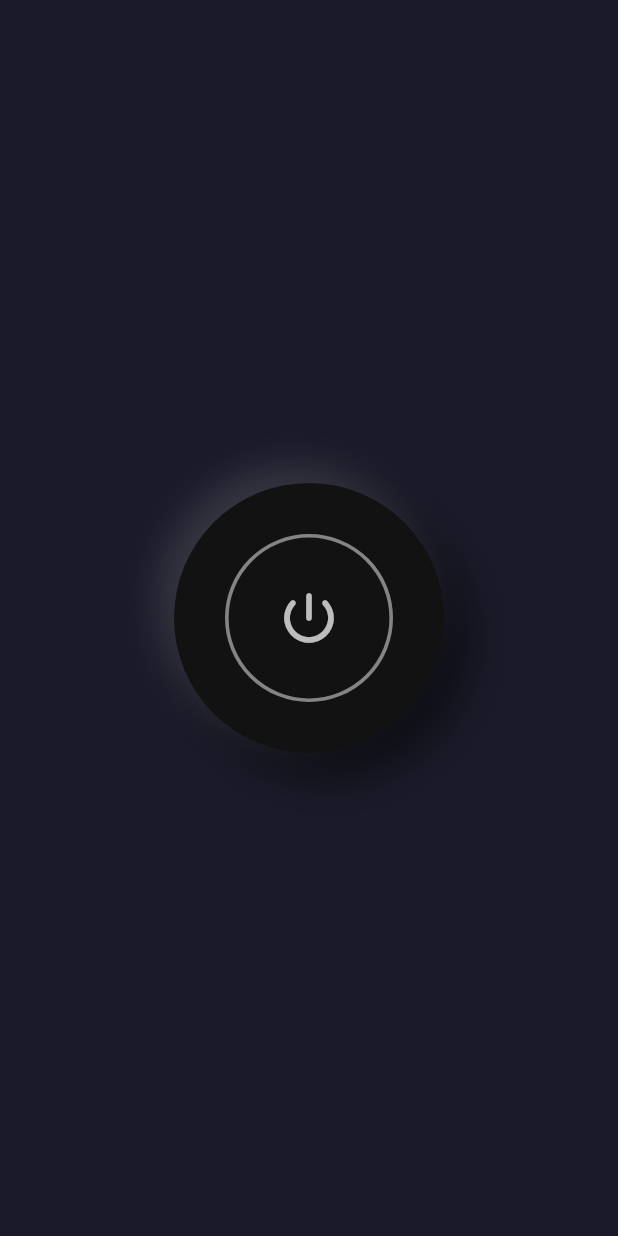
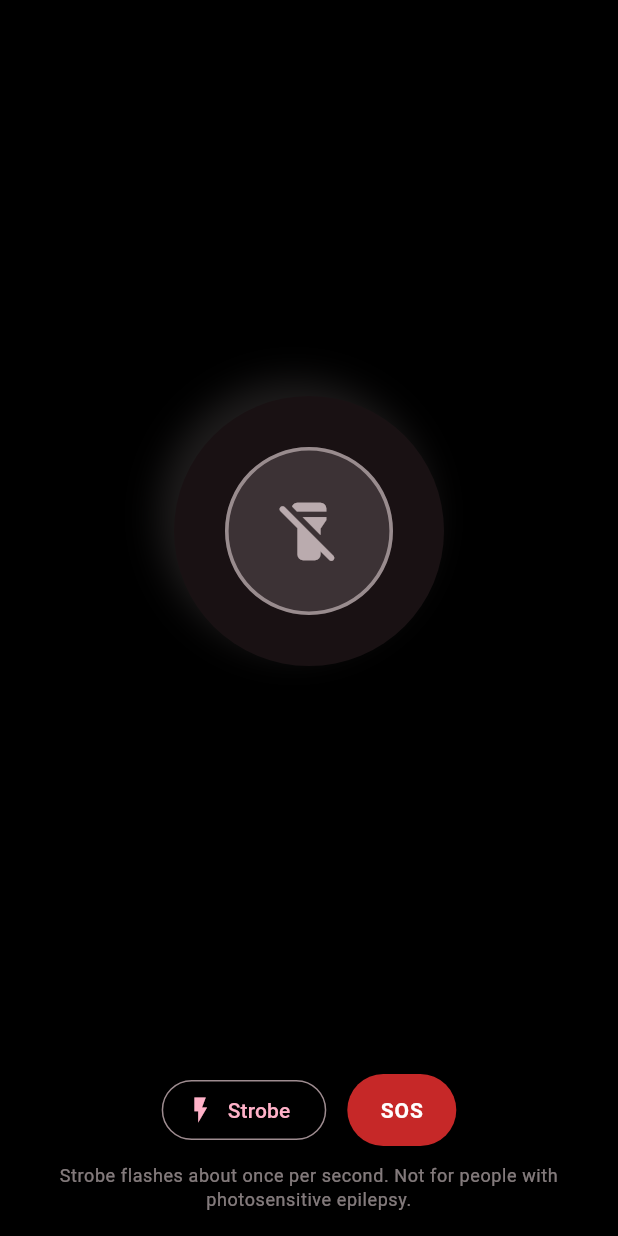
Before and after one commit to vishnu32510/flashlight_control_flutter, a Flutter app: the screen it shows after launch, on a phone screen of 412 x 824 dp. Run offline on Flutter 3.47's test engine with Material 3 defaults, Android fonts, the phone set to English and light mode, and no system bars; our stand-ins replace bloc, equatable, flutter_bloc, get_it, go_router; missing offline and left inert: torch_light.

Commit message:
feat(flashlight): FlashlightControlService, home_body, black theme + splash
Bump 1.0.1+5; Xcode Cloud ci_post_clone; Android/iOS splash black.

Made-with: Cursor

```diff
--- a/lib/core/services/services_barrel.dart
+++ b/lib/core/services/services_barrel.dart
@@ -1,4 +1,5 @@
 export 'download_service.dart';
+export 'flashlight_control_service.dart';
 export 'open_link_service.dart';
 export 'services.dart';
 export 'toast_service.dart';
--- a/lib/features/home/home_screen.dart
+++ b/lib/features/home/home_screen.dart
@@ -1,10 +1,12 @@
 import 'package:flashlight_control/core/di/injection.dart';
+import 'package:flashlight_control/core/services/flashlight_control_service.dart';
 import 'package:flashlight_control/core/services/toast_service.dart';
+import 'package:flashlight_control/features/home/widgets/home_body.dart';
 import 'package:flashlight_control/features/theme/theme.dart';
 import 'package:flutter/foundation.dart';
 import 'package:flutter/material.dart';
+import 'package:flutter/services.dart';
 import 'package:flutter_bloc/flutter_bloc.dart';
-import 'package:torch_light/torch_light.dart';
 
 class HomeScreen extends StatefulWidget {
   const HomeScreen({super.key});
@@ -14,118 +16,72 @@ class HomeScreen extends StatefulWidget {
 }
 
 class _HomeScreenState extends State<HomeScreen> {
-  bool _isOn = false;
+  late final FlashlightControlService _flash;
 
-  Future<void> _toggleTorch() async {
-    final toast = getIt<IToastService>();
+  @override
+  void initState() {
+    super.initState();
+    _flash = FlashlightControlService(toast: getIt<IToastService>());
+  }
 
-    try {
-      if (_isOn) {
-        await TorchLight.disableTorch();
-        if (mounted) setState(() => _isOn = false);
-        return;
-      }
+  @override
+  void dispose() {
+    _flash.dispose();
+    super.dispose();
+  }
 
-      await TorchLight.enableTorch();
-      if (mounted) setState(() => _isOn = true);
-    } on EnableTorchExistentUserException {
-      toast.showWarning('Torch is already enabled.');
-      if (mounted) setState(() => _isOn = true);
-    } on DisableTorchExistentUserException {
-      toast.showWarning('Torch is already disabled.');
-      if (mounted) setState(() => _isOn = false);
-    } on EnableTorchNotAvailableException {
-      toast.showError('Torch is not available on this device.');
-    } on EnableTorchException catch (_) {
-      toast.showError('Could not enable torch.');
-    } on DisableTorchException catch (_) {
-      toast.showError('Could not disable torch.');
-    } catch (_) {
-      toast.showError('Torch action failed.');
+  Future<void> _onMainTap() async {
+    final outcome = await _flash.handleMainTap();
+    switch (outcome) {
+      case TorchMainTapOutcome.stoppedEffects:
+        HapticFeedback.lightImpact();
+        break;
+      case TorchMainTapOutcome.turnedOn:
+        HapticFeedback.mediumImpact();
+        break;
+      case TorchMainTapOutcome.turnedOff:
+        HapticFeedback.lightImpact();
+        break;
+      case TorchMainTapOutcome.unchanged:
+        break;
+    }
+  }
+
+  void _onStrobeTap() {
+    _flash.toggleStrobe();
+    HapticFeedback.selectionClick();
+  }
+
+  Future<void> _onSosTap() async {
+    final outcome = await _flash.toggleSos();
+    switch (outcome) {
+      case TorchSosOutcome.started:
+        HapticFeedback.heavyImpact();
+        break;
+      case TorchSosOutcome.stopped:
+        HapticFeedback.lightImpact();
+        break;
     }
   }
 
   @override
   Widget build(BuildContext context) {
     final theme = Theme.of(context);
-    final colors = theme.colorScheme;
-    final background = theme.scaffoldBackgroundColor;
-    final raised = colors.surface;
-    final onSurface = colors.onSurface;
-    final shadow = theme.shadowColor;
 
     return Scaffold(
-      backgroundColor: background,
-      body: Center(
-        child: AnimatedContainer(
-          duration: const Duration(milliseconds: 220),
-          curve: Curves.easeOutCubic,
-          width: 180,
-          height: 180,
-          decoration: BoxDecoration(
-            shape: BoxShape.circle,
-            color: raised,
-            boxShadow: [
-              if (_isOn)
-                BoxShadow(
-                  color: onSurface.withValues(alpha: 0.6),
-                  blurRadius: 52,
-                  spreadRadius: 6,
-                ),
-              BoxShadow(
-                color: shadow.withValues(alpha: 0.55),
-                offset: Offset(14, 14),
-                blurRadius: 28,
-              ),
-              BoxShadow(
-                color: onSurface.withValues(alpha: 0.13),
-                offset: Offset(-10, -10),
-                blurRadius: 20,
-              ),
-            ],
-          ),
-          child: Material(
-            color: Colors.transparent,
-            child: InkWell(
-              customBorder: const CircleBorder(),
-              onTap: _toggleTorch,
-              child: Center(
-                child: AnimatedContainer(
-                  duration: const Duration(milliseconds: 200),
-                  curve: Curves.easeOut,
-                  width: 112,
-                  height: 112,
-                  decoration: BoxDecoration(
-                    shape: BoxShape.circle,
-                    color: colors.surfaceContainerHighest,
-                    border: Border.all(
-                      color:
-                          _isOn
-                              ? onSurface.withValues(alpha: 0.8)
-                              : onSurface.withValues(alpha: 0.48),
-                      width: _isOn ? 2 : 2.4,
-                    ),
-                    boxShadow:
-                        _isOn
-                            ? [
-                              BoxShadow(
-                                color: onSurface.withValues(alpha: 0.7),
-                                blurRadius: 36,
-                                spreadRadius: 2,
-                              ),
-                            ]
-                            : const [],
-                  ),
-                  child: Icon(
-                    Icons.power_settings_new_rounded,
-                    size: 44,
-                    color:
-                        _isOn ? onSurface : onSurface.withValues(alpha: 0.72),
-                  ),
-                ),
-              ),
-            ),
-          ),
+      backgroundColor: theme.scaffoldBackgroundColor,
+      body: SafeArea(
+        child: ListenableBuilder(
+          listenable: _flash,
+          builder: (context, _) {
+            return HomeBody(
+              theme: theme,
+              flash: _flash,
+              onMainTap: _onMainTap,
+              onStrobeTap: _onStrobeTap,
+              onSosTap: _onSosTap,
+            );
+          },
         ),
       ),
       floatingActionButton:
--- /dev/null
+++ b/lib/features/home/widgets/home_body.dart
@@ -0,0 +1,219 @@
+import 'package:flashlight_control/core/services/flashlight_control_service.dart';
+import 'package:flutter/material.dart';
+
+/// Flashlight ring (centered vertically in the upper area), strobe / SOS at bottom.
+class HomeBody extends StatelessWidget {
+  const HomeBody({
+    super.key,
+    required this.theme,
+    required this.flash,
+    required this.onMainTap,
+    required this.onStrobeTap,
+    required this.onSosTap,
+  });
+
+  final ThemeData theme;
+  final FlashlightControlService flash;
+  final Future<void> Function() onMainTap;
+  final VoidCallback onStrobeTap;
+  final Future<void> Function() onSosTap;
+
+  @override
+  Widget build(BuildContext context) {
+    final colors = theme.colorScheme;
+    final raised = colors.surface;
+    final onSurface = colors.onSurface;
+    final shadow = theme.shadowColor;
+    final iconOn = onSurface.withValues(alpha: 0.92);
+    final iconOff = onSurface.withValues(alpha: 0.7);
+    final borderOn = onSurface.withValues(alpha: 0.88);
+    final borderOff = onSurface.withValues(alpha: 0.52);
+    final bottomPad = MediaQuery.paddingOf(context).bottom;
+
+    final isOn = flash.isTorchOn;
+    final strobe = flash.strobeActive;
+    final sos = flash.sosActive;
+    final normalMode = !strobe && !sos;
+
+    final torch = Semantics(
+      label: strobe || sos ? 'Flashlight, stop strobe or SOS' : 'Flashlight',
+      button: true,
+      toggled: isOn && normalMode,
+      child: AnimatedScale(
+        scale: isOn && normalMode ? 1.05 : 1.0,
+        duration: const Duration(milliseconds: 220),
+        curve: Curves.easeOutCubic,
+        child: AnimatedContainer(
+          duration: const Duration(milliseconds: 220),
+          curve: Curves.easeOutCubic,
+          width: 180,
+          height: 180,
+          decoration: BoxDecoration(
+            shape: BoxShape.circle,
+            color: raised,
+            boxShadow: [
+              if (isOn)
+                BoxShadow(
+                  color: onSurface.withValues(alpha: 0.6),
+                  blurRadius: 52,
+                  spreadRadius: 6,
+                ),
+              BoxShadow(
+                color: shadow.withValues(alpha: 0.55),
+                offset: const Offset(14, 14),
+                blurRadius: 28,
+              ),
+              BoxShadow(
+                color: onSurface.withValues(alpha: 0.13),
+                offset: const Offset(-10, -10),
+                blurRadius: 20,
+              ),
+            ],
+          ),
+          child: Material(
+            color: Colors.transparent,
+            child: InkWell(
+              customBorder: const CircleBorder(),
+              onTap: onMainTap,
+              child: Center(
+                child: AnimatedScale(
+                  scale: isOn ? 1.04 : 1.0,
+                  duration: const Duration(milliseconds: 200),
+                  curve: Curves.easeOutCubic,
+                  child: AnimatedContainer(
+                    duration: const Duration(milliseconds: 200),
+                    curve: Curves.easeOut,
+                    width: 112,
+                    height: 112,
+                    decoration: BoxDecoration(
+                      shape: BoxShape.circle,
+                      color: colors.surfaceContainerHighest,
+                      border: Border.all(
+                        color: isOn ? borderOn : borderOff,
+                        width: isOn ? 2.2 : 2.4,
+                      ),
+                      boxShadow:
+                          isOn
+                              ? [
+                                BoxShadow(
+                                  color: onSurface.withValues(alpha: 0.72),
+                                  blurRadius: 36,
+                                  spreadRadius: 2,
+                                ),
+                              ]
+                              : const [],
+                    ),
+                    child: Center(
+                      child: AnimatedSwitcher(
+                        duration: const Duration(milliseconds: 240),
+                        switchInCurve: Curves.easeOut,
+                        switchOutCurve: Curves.easeIn,
+                        transitionBuilder: (child, anim) {
+                          return FadeTransition(
+                            opacity: anim,
+                            child: ScaleTransition(
+                              scale: Tween<double>(
+                                begin: 0.92,
+                                end: 1,
+                              ).animate(anim),
+                              child: child,
+                            ),
+                          );
+                        },
+                        child: Icon(
+                          isOn
+                              ? Icons.flashlight_on_rounded
+                              : Icons.flashlight_off_rounded,
+                          key: ValueKey<bool>(isOn),
+                          size: 46,
+                          color: isOn ? iconOn : iconOff,
+                        ),
+                      ),
+                    ),
+                  ),
+                ),
+              ),
+            ),
+          ),
+        ),
+      ),
+    );
+
+    return Column(
+      crossAxisAlignment: CrossAxisAlignment.stretch,
+      children: [
+        Expanded(
+          child: Center(
+            child: Padding(
+              padding: const EdgeInsets.symmetric(horizontal: 24),
+              child: torch,
+            ),
+          ),
+        ),
+        Padding(
+          padding: EdgeInsets.fromLTRB(24, 8, 24, 16 + bottomPad),
+          child: Column(
+            mainAxisSize: MainAxisSize.min,
+            crossAxisAlignment: CrossAxisAlignment.stretch,
+            children: [
+              Row(
+                mainAxisAlignment: MainAxisAlignment.center,
+                children: [
+                  Semantics(
+                    label: 'Strobe',
+                    button: true,
+                    toggled: strobe,
+                    child: OutlinedButton.icon(
+                      onPressed: onStrobeTap,
+                      icon: Icon(
+                        strobe
+                            ? Icons.flash_on_rounded
+                            : Icons.flash_on_outlined,
+                        size: 20,
+                      ),
+                      label: Text(strobe ? 'Strobe on' : 'Strobe'),
+                    ),
+                  ),
+                  const SizedBox(width: 14),
+                  Semantics(
+                    label: 'SOS distress signal',
+                    button: true,
+                    toggled: sos,
+                    child: FilledButton(
+                      style: FilledButton.styleFrom(
+                        backgroundColor: const Color(0xFFC62828),
+                        foregroundColor: Colors.white,
+                        padding: const EdgeInsets.symmetric(
+                          horizontal: 22,
+                          vertical: 14,
+                        ),
+                        elevation: sos ? 6 : 2,
+                      ),
+                      onPressed: onSosTap,
+                      child: Text(
+                        sos ? 'Stop SOS' : 'SOS',
+                        style: const TextStyle(
+                          fontWeight: FontWeight.w700,
+                          letterSpacing: 0.6,
+                        ),
+                      ),
+                    ),
+                  ),
+                ],
+              ),
+              const SizedBox(height: 12),
+              Text(
+                'Strobe flashes about once per second. Not for people with photosensitive epilepsy.',
+                textAlign: TextAlign.center,
+                style: theme.textTheme.bodySmall?.copyWith(
+                  color: onSurface.withValues(alpha: 0.55),
+                  height: 1.35,
+                ),
+              ),
+            ],
+          ),
+        ),
+      ],
+    );
+  }
+}
--- a/lib/features/theme/app_colors.dart
+++ b/lib/features/theme/app_colors.dart
@@ -4,10 +4,10 @@ extension AppColors on ColorScheme {
   static Color white = const Color(0xffffffff);
   static Color lightColor = const Color(0xffcccccc);
   static Color lowPriority = const Color(0xff848191);
-  static Color primaryColor = const Color(0x9936E2FF); //0xff4e4edd
+  static Color primaryColor = const Color(0xff000000);
   static Color secondaryColor = const Color(0xffbb86fc);
-  static Color darkColor = const Color(0xff000036);
-  static Color scaffoldColor = const Color(0xff1A1A29);
+  static Color darkColor = const Color(0xff000000);
+  static Color scaffoldColor = const Color(0xff000000);
   static Color appBarColor = const Color(0xff9999d4);
 
   static Color blueColor = const Color(0xff4a51e0);
--- a/lib/features/theme/theme_bloc/theme_state.dart
+++ b/lib/features/theme/theme_bloc/theme_state.dart
@@ -25,7 +25,10 @@ class DarkThemeState extends ThemeState {
 
   static ThemeState get darkTheme => ThemeState(
     themeData: ThemeData.dark(useMaterial3: true).copyWith(
-      colorScheme: const ColorScheme.dark(),
+      colorScheme: ColorScheme.fromSeed(
+        seedColor: AppColors.primaryColor,
+        brightness: Brightness.dark,
+      ),
       scaffoldBackgroundColor: AppColors.scaffoldColor,
     ),
     themeMode: ThemeMode.dark,
@@ -41,9 +44,13 @@ class LightThemeState extends ThemeState {
   });
 
   static ThemeState get lightTheme => ThemeState(
-    themeData: ThemeData.light(
-      useMaterial3: true,
-    ).copyWith(colorScheme: const ColorScheme.light()),
+    themeData: ThemeData.light(useMaterial3: true).copyWith(
+      colorScheme: ColorScheme.fromSeed(
+        seedColor: AppColors.primaryColor,
+        brightness: Brightness.light,
+      ),
+      scaffoldBackgroundColor: Colors.white,
+    ),
     themeMode: ThemeMode.light,
     themeEventType: ThemeType.lightMode,
   );
@@ -58,7 +65,10 @@ class SystemThemeState extends ThemeState {
 
   static ThemeState get systemTheme => ThemeState(
     themeData: ThemeData.dark(useMaterial3: true).copyWith(
-      colorScheme: const ColorScheme.dark(),
+      colorScheme: ColorScheme.fromSeed(
+        seedColor: AppColors.primaryColor,
+        brightness: Brightness.dark,
+      ),
       scaffoldBackgroundColor: AppColors.scaffoldColor,
     ),
     themeMode: ThemeMode.system,
--- a/pubspec.yaml
+++ b/pubspec.yaml
@@ -2,7 +2,7 @@ name: flashlight_control
 description: "Flashlight control template with DI + theming"
 publish_to: 'none'
 
-version: 1.0.0+4
+version: 1.0.1+5
 
 environment:
   sdk: ^3.7.2
```
Also changed, not shown: lib/core/services/flashlight_control_service.dart (added, +242 -0 lines), 5 other files.
